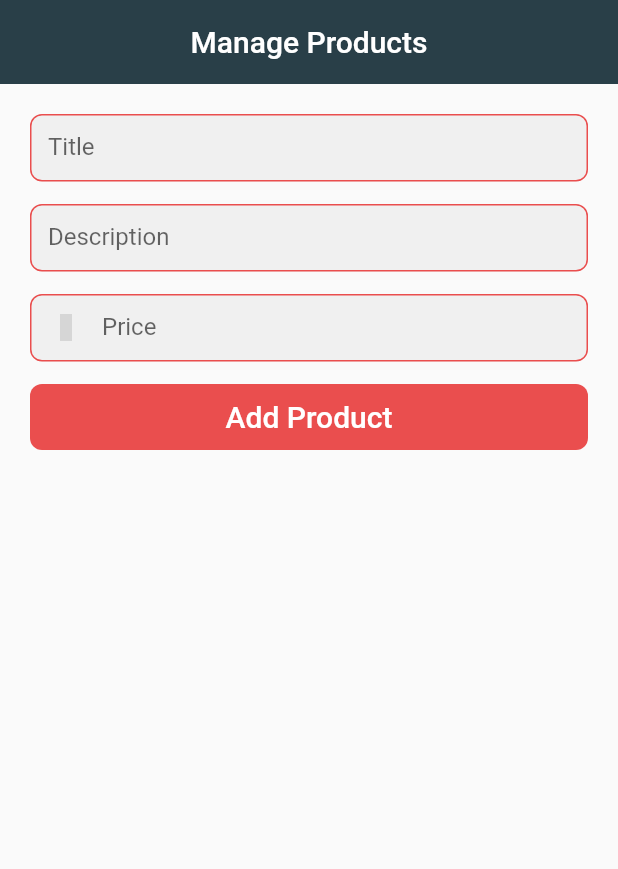
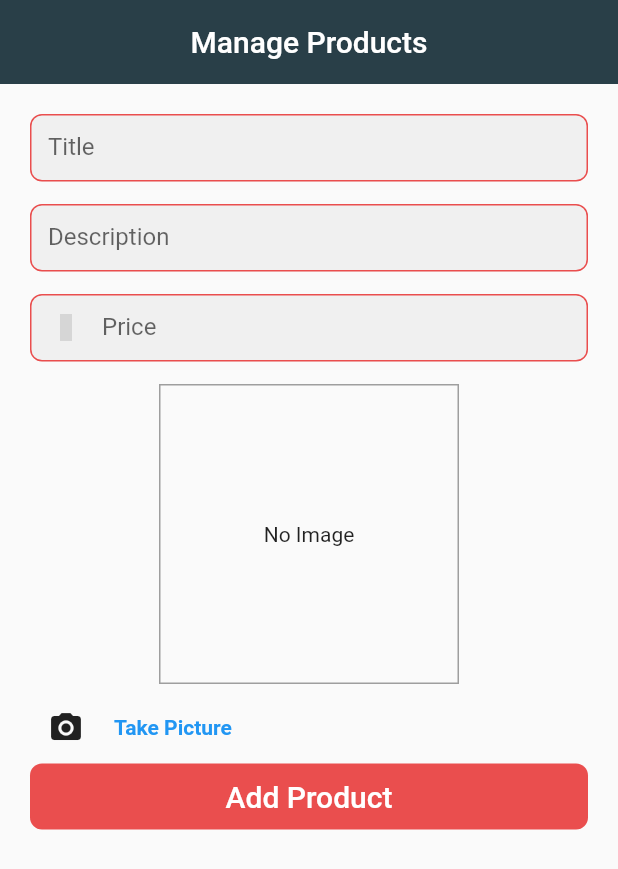
Before and after one commit to Nizetech/nizecart, a Flutter app: the screen it shows after launch, on a phone screen of 412 x 824 dp. Shown: the top 869 px of the screen. Run offline on Flutter 3.47's test engine with Material 2 defaults, Android fonts, the phone set to English and light mode, and no system bars; our stand-ins replace cloud_firestore, firebase_core, flutter_rating_bar, fluttertoast, get, hive_flutter and 2 more; missing offline and left inert: flutter_carousel_slider; accounts and stored records are empty; grey boxes are pictures that could not be loaded.

Commit message:
done with image input

```diff
--- a/lib/Models/imageInput.dart
+++ b/lib/Models/imageInput.dart
@@ -14,7 +14,7 @@ class ImageInput extends StatefulWidget {
 }
 
 class _ImageInputState extends State<ImageInput> {
-  XFile imageFile;
+  File storedImage;
   Future<void> takePicture() async {
     final ImagePicker picker = ImagePicker();
     final ImageFile = await picker.pickImage(
@@ -24,17 +24,48 @@ class _ImageInputState extends State<ImageInput> {
       return;
     }
 
-    XFile file = XFile(ImageFile.path);
+    File file = File(ImageFile.path);
     setState(() {
-      imageFile = file;
+      storedImage = file;
     });
 
     final appDir = await getApplicationDocumentsDirectory();
     final fileName = path.basename(file.path);
+    final savedImage = await file.copy('${appDir.path}/$fileName');
+    widget.onSelectImage(savedImage);
   }
 
   @override
   Widget build(BuildContext context) {
-    return Container();
+    return Column(
+      children: [
+        Container(
+          height: 200,
+          width: 200,
+          alignment: Alignment.center,
+          decoration: BoxDecoration(
+            border: Border.all(width: 1, color: Colors.grey),
+          ),
+          child: storedImage == null
+              ? const Text('No Image', textAlign: TextAlign.center)
+              : Image.file(storedImage),
+        ),
+        SizedBox(height: 5),
+        Row(
+          children: [
+            IconButton(
+              icon: Icon(Icons.camera_alt),
+              onPressed: takePicture,
+            ),
+            TextButton(
+                onPressed: takePicture,
+                child: Text(
+                  'Take Picture',
+                  style: TextStyle(fontWeight: FontWeight.bold),
+                )),
+          ],
+        )
+      ],
+    );
   }
 }
--- a/lib/Screens/manage_product_screen.dart
+++ b/lib/Screens/manage_product_screen.dart
@@ -8,6 +8,7 @@ import 'package:cloud_firestore/cloud_firestore.dart';
 import 'package:hive_flutter/hive_flutter.dart';
 import 'package:iconsax/iconsax.dart';
 
+import '../Models/imageInput.dart';
 import '../Widget/component.dart';
 
 class AddUser extends StatelessWidget {
@@ -153,6 +154,7 @@ class ManageProducts extends StatelessWidget {
           'title': title.text, // Apple
           'description': description.text, // A fruit
           'price': price.text, // 1.99
+          'image': image.path,
         })
         //;
         // box
@@ -252,6 +254,7 @@ class ManageProducts extends StatelessWidget {
                   )),
             ),
             SizedBox(height: 15),
+            ImageInput(selectImage),
             CustomButton(
               text: "Add Product",
               onPressed: () {
```
